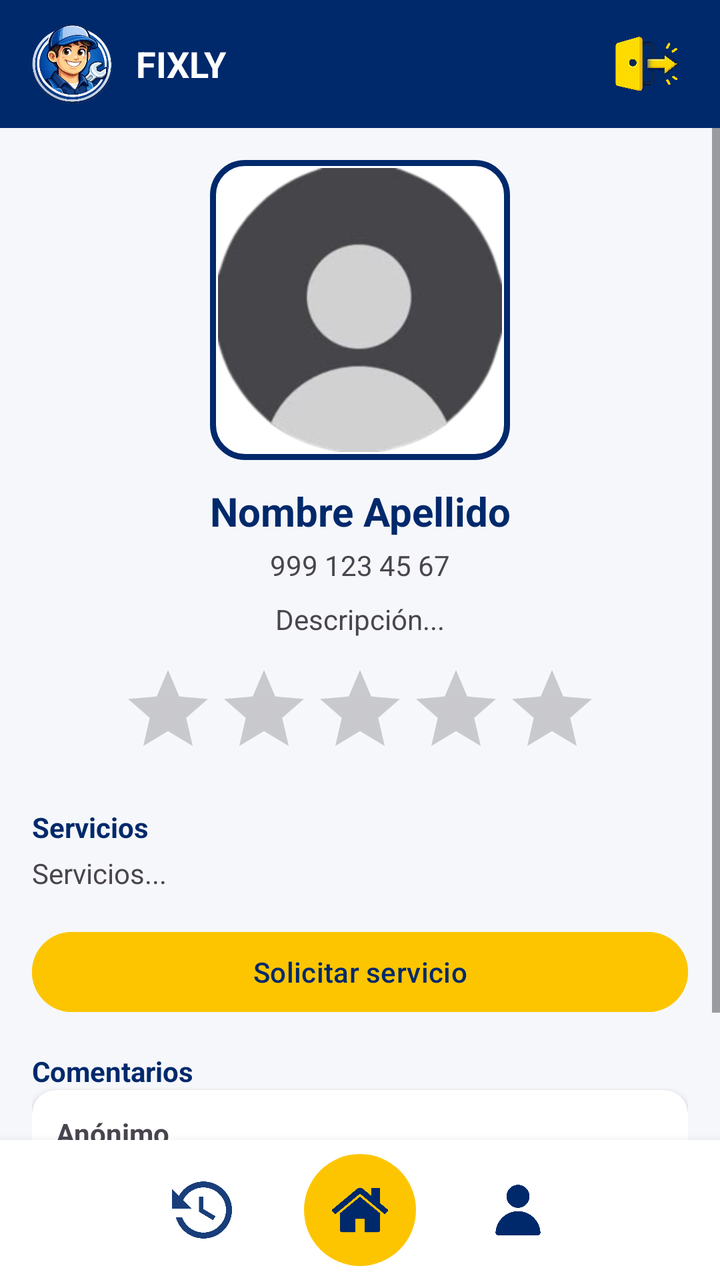
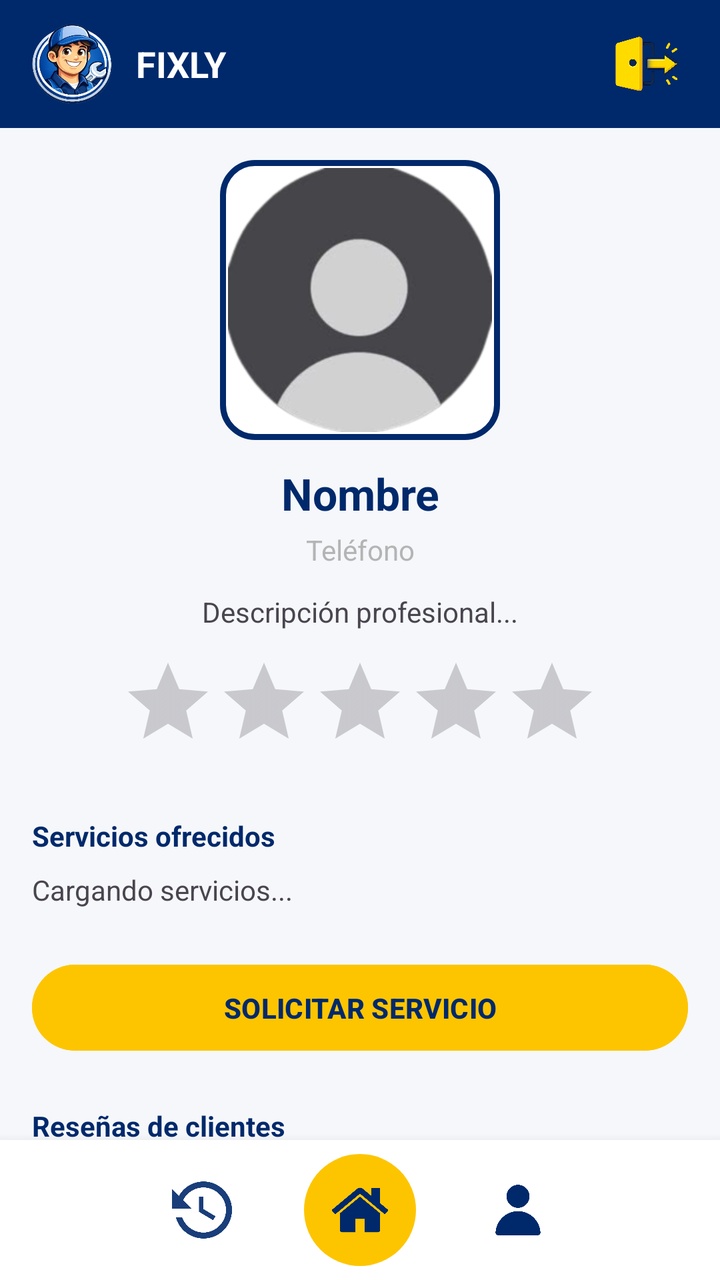

Screens rendered from an Android XML layout before and after an edit, with the pre-edit source and the edit as a unified diff.
<!-- AndroidManifest.xml: application theme Theme.Fixly -->
<!-- res/layout/perfil_proveedor.xml -->
<?xml version="1.0" encoding="utf-8"?>
<LinearLayout
    xmlns:android="http://schemas.android.com/apk/res/android"
    android:id="@+id/main"
    android:layout_width="match_parent"
    android:layout_height="match_parent"
    android:orientation="vertical"
    android:background="@color/gris_fondo">

    <include layout="@layout/header"/>

    <ScrollView
        android:layout_width="match_parent"
        android:layout_height="0dp"
        android:layout_weight="1">

        <LinearLayout
            android:id="@+id/contenedor_contenido_perfil"
            android:layout_width="match_parent"
            android:layout_height="wrap_content"
            android:orientation="vertical"
            android:padding="16dp">

            
            <FrameLayout
                android:layout_width="150dp"
                android:layout_height="150dp"
                android:layout_gravity="center"
                android:background="@drawable/fondo_imagen_redondeada"
                android:padding="4dp">

                <ImageView
                    android:id="@+id/imagen_proveedor"
                    android:layout_width="match_parent"
                    android:layout_height="match_parent"
                    android:scaleType="centerCrop"
                    android:background="@drawable/imagen_redondeada"
                    android:clipToOutline="true"
                    android:src="@drawable/ic_usuario_placeholder"/>
            </FrameLayout>

            
            <TextView
                android:id="@+id/texto_nombre_proveedor"
                android:layout_width="match_parent"
                android:layout_height="wrap_content"
                android:text="Nombre Apellido"
                android:textStyle="bold"
                android:textSize="20sp"
                android:textColor="@color/azul_fixly"
                android:gravity="center"
                android:layout_marginTop="12dp"/>

            
            <TextView
                android:id="@+id/texto_telefono_proveedor"
                android:layout_width="match_parent"
                android:layout_height="wrap_content"
                android:text="999 123 45 67"
                android:gravity="center"
                android:layout_marginTop="4dp"/>

            
            <TextView
                android:id="@+id/texto_descripcion_proveedor"
                android:layout_width="match_parent"
                android:layout_height="wrap_content"
                android:text="Descripción..."
                android:gravity="center"
                android:layout_marginTop="8dp"/>

            
            <RatingBar
                android:id="@+id/rating_proveedor"
                android:layout_width="wrap_content"
                android:layout_height="wrap_content"
                android:numStars="5"
                android:stepSize="0.5"
                android:isIndicator="true"
                android:layout_gravity="center"
                android:layout_marginTop="12dp"/>

            
            <TextView
                android:id="@+id/titulo_servicios"
                android:layout_width="wrap_content"
                android:layout_height="wrap_content"
                android:text="Servicios"
                android:textStyle="bold"
                android:textColor="@color/azul_fixly"
                android:layout_marginTop="16dp"/>

            <TextView
                android:id="@+id/texto_servicios_proveedor"
                android:layout_width="match_parent"
                android:layout_height="wrap_content"
                android:text="Servicios..."
                android:layout_marginTop="4dp"/>

            
            <Button
                android:id="@+id/boton_solicitar_servicio"
                android:layout_width="match_parent"
                android:layout_height="wrap_content"
                android:text="Solicitar servicio"
                android:backgroundTint="@color/amarillo_fixly"
                android:textColor="@color/azul_fixly"
                android:layout_marginTop="16dp"/>

            
            <TextView
                android:id="@+id/titulo_comentarios"
                android:layout_width="wrap_content"
                android:layout_height="wrap_content"
                android:text="Comentarios"
                android:textStyle="bold"
                android:textColor="@color/azul_fixly"
                android:layout_marginTop="16dp"/>

            <TextView
                android:id="@+id/texto_sin_comentarios"
                android:layout_width="match_parent"
                android:layout_height="wrap_content"
                android:text="Aún no hay comentarios"
                android:gravity="center"
                android:visibility="gone"
                android:layout_marginTop="8dp"/>

            <include layout="@layout/item_comentario"/>

            <androidx.recyclerview.widget.RecyclerView
                android:id="@+id/lista_comentarios"
                android:layout_width="match_parent"
                android:layout_height="wrap_content"
                android:nestedScrollingEnabled="false"
                android:layout_marginTop="8dp"/>

        </LinearLayout>

    </ScrollView>

    <include layout="@layout/bottom_nav"/>

</LinearLayout>
<!-- res/layout/header.xml (included above) -->
<?xml version="1.0" encoding="utf-8"?>
<LinearLayout xmlns:android="http://schemas.android.com/apk/res/android"
    xmlns:app="http://schemas.android.com/apk/res-auto"
    android:id="@+id/header_container"
    android:layout_width="match_parent"
    android:layout_height="64dp"
    android:background="@color/azul_fixly"
    android:gravity="center_vertical"
    android:paddingHorizontal="16dp"
    android:orientation="horizontal">

    <ImageView
        android:layout_width="40dp"
        android:layout_height="40dp"
        android:scaleType="fitCenter"
        android:src="@drawable/logo" />

    <TextView
        android:layout_width="0dp"
        android:layout_height="wrap_content"
        android:layout_marginStart="12dp"
        android:layout_weight="1"
        android:text="FIXLY"
        android:textColor="@android:color/white"
        android:textSize="18sp"
        android:textStyle="bold" />

    <ImageView
        android:id="@+id/imageView"
        android:layout_width="40dp"
        android:layout_height="40dp"
        app:srcCompat="@drawable/ic_cerrar_sesion" />

</LinearLayout>
<!-- res/layout/item_comentario.xml (included above) -->
<androidx.cardview.widget.CardView
    xmlns:android="http://schemas.android.com/apk/res/android"
    xmlns:card_view="http://schemas.android.com/apk/res-auto"
    android:layout_width="match_parent"
    android:layout_height="wrap_content"
    android:layout_marginBottom="8dp"
    card_view:cardCornerRadius="12dp"
    card_view:cardElevation="4dp"
    card_view:cardBackgroundColor="@color/white">

    <LinearLayout
        android:layout_width="match_parent"
        android:layout_height="wrap_content"
        android:orientation="vertical"
        android:padding="12dp">

        <TextView
            android:id="@+id/texto_nombre_comentario"
            android:layout_width="wrap_content"
            android:layout_height="wrap_content"
            android:text="Anónimo"
            android:textStyle="bold"/>

        <TextView
            android:id="@+id/texto_contenido_comentario"
            android:layout_width="wrap_content"
            android:layout_height="wrap_content"
            android:text="Excelente servicio"
            android:layout_marginTop="4dp"/>

    </LinearLayout>

</androidx.cardview.widget.CardView>
<!-- res/layout/bottom_nav.xml (included above) -->
<?xml version="1.0" encoding="utf-8"?>
<LinearLayout xmlns:android="http://schemas.android.com/apk/res/android"
    xmlns:app="http://schemas.android.com/apk/res-auto"
    android:id="@+id/bottom_container"
    android:layout_width="match_parent"
    android:layout_height="70dp"
    android:background="@android:color/white"
    android:elevation="8dp"
    android:gravity="center"
    android:orientation="horizontal">

    <ImageView
        android:id="@+id/historial_barra_navegacion"
        android:layout_width="30dp"
        android:layout_height="30dp"
        android:src="@drawable/icono_solicitudes"
        android:tint="#00296b" />

    <FrameLayout
        android:id="@+id/home_barra_navegacion"
        android:layout_width="56dp"
        android:layout_height="56dp"
        android:layout_marginHorizontal="36dp"
        android:background="@drawable/bg_home">

        <ImageView
            android:layout_width="28dp"
            android:layout_height="28dp"
            android:layout_gravity="center"
            android:src="@drawable/icono_home"
            app:tint="#00296b" />
    </FrameLayout>

    <ImageView
        android:id="@+id/perfil_barra_navegacion"
        android:layout_width="30dp"
        android:layout_height="30dp"
        android:src="@drawable/icono_usuario"
        app:tint="#00296b" />

</LinearLayout>
<!-- resources referenced by this layout -->
<resources>
  <color name="amarillo_fixly">#fdc500</color>
  <color name="azul_fixly">#00296b</color>
  <color name="gris_fondo">#f5f7fa</color>
  <color name="white">#FFFFFFFF</color>
  <!-- drawable bg_home (drawable) -->
  <?xml version="1.0" encoding="utf-8"?>
  <shape xmlns:android="http://schemas.android.com/apk/res/android"
      android:shape="oval">
      <solid android:color="#fdc500"/>
  </shape>
  <!-- drawable fondo_imagen_redondeada (drawable) -->
  <shape xmlns:android="http://schemas.android.com/apk/res/android">
      <solid android:color="#FFFFFF"/>
  
      <stroke
          android:width="3dp"
          android:color="@color/azul_fixly"/>
  
      <corners android:radius="16dp"/>
  </shape>
  <!-- drawable ic_cerrar_sesion: png bitmap (drawable, 236120 bytes) -->
  <!-- drawable ic_usuario_placeholder: png bitmap (drawable, 23337 bytes) -->
  <!-- drawable icono_home: png bitmap (drawable, 9640 bytes) -->
  <!-- drawable icono_solicitudes: png bitmap (drawable, 14988 bytes) -->
  <!-- drawable icono_usuario: png bitmap (drawable, 6687 bytes) -->
  <!-- drawable imagen_redondeada (drawable) -->
  <shape xmlns:android="http://schemas.android.com/apk/res/android">
      <corners android:radius="12dp"/>
      <solid android:color="#FFFFFF"/>
  </shape>
  <!-- drawable logo: png bitmap (drawable, 142083 bytes) -->
  <style name="Theme.Fixly" parent="Base.Theme.Fixly" />
  <style name="Base.Theme.Fixly" parent="Theme.Material3.DayNight.NoActionBar">
          
          
      </style>
</resources>

<!-- the commit's change to res/layout/perfil_proveedor.xml (unified diff, before → after) -->
@@ -1,6 +1,7 @@
 <?xml version="1.0" encoding="utf-8"?>
 <LinearLayout
     xmlns:android="http://schemas.android.com/apk/res/android"
+    xmlns:app="http://schemas.android.com/apk/res-auto"
     android:id="@+id/main"
     android:layout_width="match_parent"
     android:layout_height="match_parent"
@@ -9,22 +10,24 @@
 
     <include layout="@layout/header"/>
 
-    <ScrollView
+    <androidx.core.widget.NestedScrollView
         android:layout_width="match_parent"
         android:layout_height="0dp"
-        android:layout_weight="1">
+        android:layout_weight="1"
+        android:fillViewport="true">
 
         <LinearLayout
             android:id="@+id/contenedor_contenido_perfil"
             android:layout_width="match_parent"
             android:layout_height="wrap_content"
             android:orientation="vertical"
-            android:padding="16dp">
+            android:padding="16dp"
+            android:paddingBottom="40dp">
 
             
             <FrameLayout
-                android:layout_width="150dp"
-                android:layout_height="150dp"
+                android:layout_width="140dp"
+                android:layout_height="140dp"
                 android:layout_gravity="center"
                 android:background="@drawable/fondo_imagen_redondeada"
                 android:padding="4dp">
@@ -44,9 +47,9 @@
                 android:id="@+id/texto_nombre_proveedor"
                 android:layout_width="match_parent"
                 android:layout_height="wrap_content"
-                android:text="Nombre Apellido"
-                android:textStyle="bold"
-                android:textSize="20sp"
+                android:text="Nombre"
+                android:textStyle="bold"
+                android:textSize="22sp"
                 android:textColor="@color/azul_fixly"
                 android:gravity="center"
                 android:layout_marginTop="12dp"/>
@@ -56,8 +59,9 @@
                 android:id="@+id/texto_telefono_proveedor"
                 android:layout_width="match_parent"
                 android:layout_height="wrap_content"
-                android:text="999 123 45 67"
-                android:gravity="center"
+                android:text="Teléfono"
+                android:gravity="center"
+                android:textColor="@color/gris_texto"
                 android:layout_marginTop="4dp"/>
 
             
@@ -65,79 +69,84 @@
                 android:id="@+id/texto_descripcion_proveedor"
                 android:layout_width="match_parent"
                 android:layout_height="wrap_content"
-                android:text="Descripción..."
-                android:gravity="center"
-                android:layout_marginTop="8dp"/>
+                android:text="Descripción profesional..."
+                android:gravity="center"
+                android:layout_marginTop="12dp"/>
 
             
             <RatingBar
                 android:id="@+id/rating_proveedor"
+                style="?android:attr/ratingBarStyle"
                 android:layout_width="wrap_content"
                 android:layout_height="wrap_content"
                 android:numStars="5"
-                android:stepSize="0.5"
+                android:stepSize="0.1"
                 android:isIndicator="true"
+                android:progressTint="@color/amarillo_fixly"
+                android:secondaryProgressTint="@android:color/transparent"
+                android:backgroundTint="@android:color/transparent"
                 android:layout_gravity="center"
                 android:layout_marginTop="12dp"/>
 
             
             <TextView
-                android:id="@+id/titulo_servicios"
                 android:layout_width="wrap_content"
                 android:layout_height="wrap_content"
-                android:text="Servicios"
-                android:textStyle="bold"
-                android:textColor="@color/azul_fixly"
-                android:layout_marginTop="16dp"/>
+                android:text="Servicios ofrecidos"
+                android:textStyle="bold"
+                android:textColor="@color/azul_fixly"
+                android:layout_marginTop="24dp"/>
 
             <TextView
                 android:id="@+id/texto_servicios_proveedor"
                 android:layout_width="match_parent"
                 android:layout_height="wrap_content"
-                android:text="Servicios..."
-                android:layout_marginTop="4dp"/>
+                android:text="Cargando servicios..."
+                android:lineSpacingExtra="4dp"
+                android:layout_marginTop="8dp"/>
 
             
             <Button
                 android:id="@+id/boton_solicitar_servicio"
                 android:layout_width="match_parent"
                 android:layout_height="wrap_content"
-                android:text="Solicitar servicio"
+                android:text="SOLICITAR SERVICIO"
+                android:textStyle="bold"
                 android:backgroundTint="@color/amarillo_fixly"
                 android:textColor="@color/azul_fixly"
-                android:layout_marginTop="16dp"/>
+                android:layout_marginTop="24dp"
+                android:padding="12dp"/>
 
             
             <TextView
                 android:id="@+id/titulo_comentarios"
                 android:layout_width="wrap_content"
                 android:layout_height="wrap_content"
-                android:text="Comentarios"
-                android:textStyle="bold"
-                android:textColor="@color/azul_fixly"
-                android:layout_marginTop="16dp"/>
+                android:text="Reseñas de clientes"
+                android:textStyle="bold"
+                android:textColor="@color/azul_fixly"
+                android:layout_marginTop="24dp"/>
 
             <TextView
                 android:id="@+id/texto_sin_comentarios"
                 android:layout_width="match_parent"
                 android:layout_height="wrap_content"
-                android:text="Aún no hay comentarios"
+                android:text="Este prestador aún no tiene reseñas."
                 android:gravity="center"
                 android:visibility="gone"
-                android:layout_marginTop="8dp"/>
-
-            <include layout="@layout/item_comentario"/>
-
+                android:layout_marginTop="12dp"/>
+
+            
             <androidx.recyclerview.widget.RecyclerView
                 android:id="@+id/lista_comentarios"
                 android:layout_width="match_parent"
                 android:layout_height="wrap_content"
                 android:nestedScrollingEnabled="false"
-                android:layout_marginTop="8dp"/>
+                android:layout_marginTop="12dp"/>
 
         </LinearLayout>
 
-    </ScrollView>
+    </androidx.core.widget.NestedScrollView>
 
     <include layout="@layout/bottom_nav"/>
 
@@ -177,40 +186,6 @@
         app:srcCompat="@drawable/ic_cerrar_sesion" />
 
 </LinearLayout>
-<!-- res/layout/item_comentario.xml (included above) -->
-<androidx.cardview.widget.CardView
-    xmlns:android="http://schemas.android.com/apk/res/android"
-    xmlns:card_view="http://schemas.android.com/apk/res-auto"
-    android:layout_width="match_parent"
-    android:layout_height="wrap_content"
-    android:layout_marginBottom="8dp"
-    card_view:cardCornerRadius="12dp"
-    card_view:cardElevation="4dp"
-    card_view:cardBackgroundColor="@color/white">
-
-    <LinearLayout
-        android:layout_width="match_parent"
-        android:layout_height="wrap_content"
-        android:orientation="vertical"
-        android:padding="12dp">
-
-        <TextView
-            android:id="@+id/texto_nombre_comentario"
-            android:layout_width="wrap_content"
-            android:layout_height="wrap_content"
-            android:text="Anónimo"
-            android:textStyle="bold"/>
-
-        <TextView
-            android:id="@+id/texto_contenido_comentario"
-            android:layout_width="wrap_content"
-            android:layout_height="wrap_content"
-            android:text="Excelente servicio"
-            android:layout_marginTop="4dp"/>
-
-    </LinearLayout>
-
-</androidx.cardview.widget.CardView>
 <!-- res/layout/bottom_nav.xml (included above) -->
 <?xml version="1.0" encoding="utf-8"?>
 <LinearLayout xmlns:android="http://schemas.android.com/apk/res/android"
<!-- resource entries referenced after the edit -->
@@ -3,7 +3,7 @@
   <color name="amarillo_fixly">#fdc500</color>
   <color name="azul_fixly">#00296b</color>
   <color name="gris_fondo">#f5f7fa</color>
-  <color name="white">#FFFFFFFF</color>
+  <color name="gris_texto">#b4b4b4</color>
   <!-- drawable bg_home (drawable) -->
   <?xml version="1.0" encoding="utf-8"?>
   <shape xmlns:android="http://schemas.android.com/apk/res/android"
